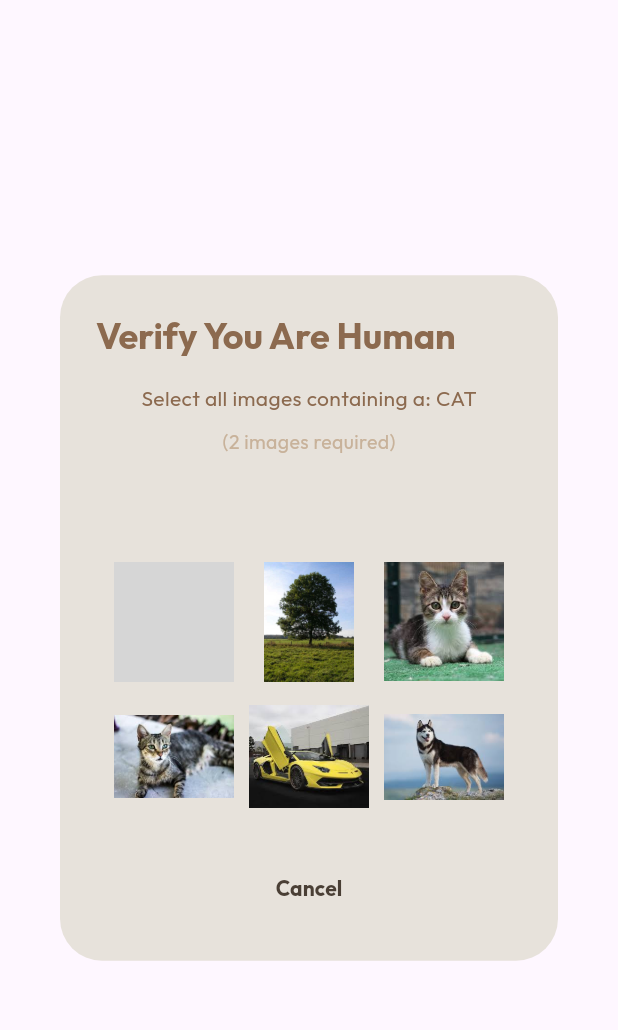
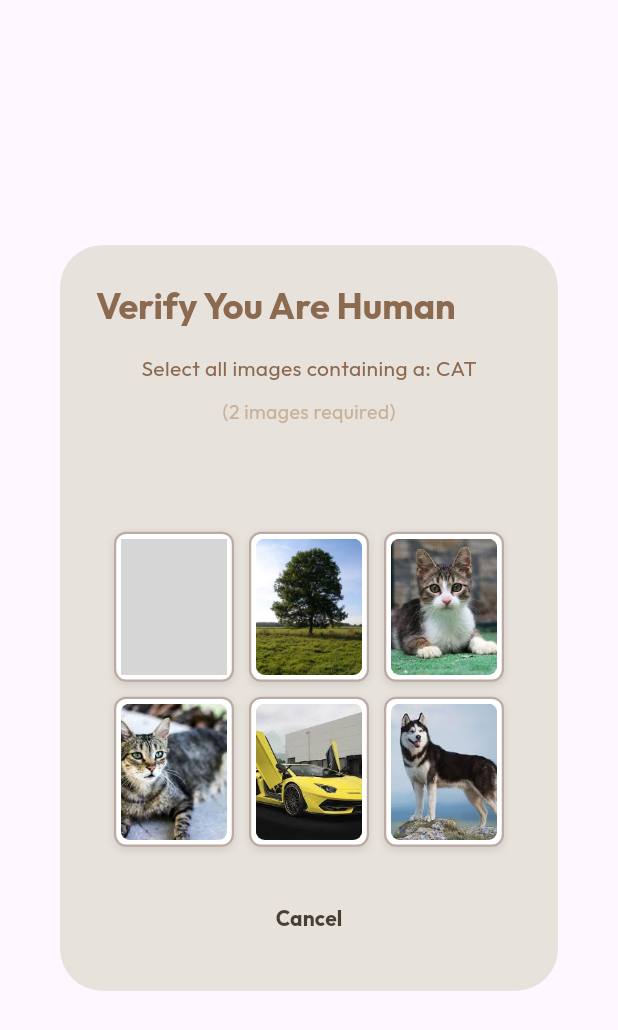
Before and after one commit to Rajaatawe/Internet_Project, a Flutter app: the CaptchaDialog widget shown alone on an empty page, opened directly, on a phone screen of 412 x 824 dp. Shown: the top 1030 px of the screen. Run offline on Flutter 3.47's test engine with Material 3 defaults, Android fonts, the phone set to English and light mode, and no system bars; our stand-ins replace buttons_tabbar, dio, email_validator, equatable, file_picker, firebase_core and 8 more; accounts and stored records are empty; network calls fail; project files that could hold a hidden picture were left out; grey boxes are pictures that could not be loaded.

Commit message:
Design the captcha dialog

```diff
--- a/lib/core/services/generalized_api.dart
+++ b/lib/core/services/generalized_api.dart
@@ -52,6 +52,8 @@ class RemoteService {
       );
       if (isResponseEncrypted) {
         debugPrint("encrypted response");
+                print(",,,,,,,,,,,,,,,,,,,,,,,,,,,,,,,,,,,,,,,,,,,,,,,,,,");
+
       }
       debugPrint('response is $response');
 
@@ -60,12 +62,19 @@ class RemoteService {
           response.statusCode!, response.data)) {
 
         final userMap = response.data["message"]["user"];
+        print(",,,,,,,,,,,,,,,,,,,,,,,,,,,,,,,,,,,,,,,,,,,,,,,,,,");
            print('object1');
+                      print('object1');
+
         final token = response.data["message"]["token"];
         print('object2');
+                print('object2');
+
         final user = fromJson(userMap);
         print(userMap);
-print('object');
+           print('object');
+                      print('object');
+
         await appConstProvider.saveUser(userMap);
 
         if (token != null) {
--- a/lib/features/auth/widgets/captcha_dialog.dart
+++ b/lib/features/auth/widgets/captcha_dialog.dart
@@ -15,6 +15,8 @@ class _CaptchaDialogState extends State<CaptchaDialog> {
   late String targetLabel;
   late List<String> selectedLabels;
   late List<String> correctLabels;
+
+  late List<int> selectedIndexes;
 
   @override
   void initState() {
@@ -34,21 +36,22 @@ class _CaptchaDialogState extends State<CaptchaDialog> {
 
     images.shuffle();
 
-    // Pick a label that appears more than once (cat or dog)
     List<String> possible = ['cat', 'dog'];
     targetLabel = possible[Random().nextInt(possible.length)];
 
-    // Correct labels = all matching images
     correctLabels = images
         .where((img) => img['label'] == targetLabel)
         .map((e) => e['label']!)
         .toList();
 
     selectedLabels = [];
+    selectedIndexes = [];
   }
 
-  void checkSelection(String label) {
-    selectedLabels.add(label);
+  void checkSelection(int index, String label) {
+    if (selectedIndexes.contains(index)) return;
+
+    selectedIndexes.add(index);
 
     if (label != targetLabel) {
       ScaffoldMessenger.of(context).showSnackBar(
@@ -61,10 +64,13 @@ class _CaptchaDialogState extends State<CaptchaDialog> {
       return;
     }
 
-    // If user selected all required correct images
+    selectedLabels.add(label);
+
     if (selectedLabels.length == correctLabels.length) {
       Navigator.pop(context, true);
     }
+
+    setState(() {});
   }
 
   @override
@@ -73,7 +79,7 @@ class _CaptchaDialogState extends State<CaptchaDialog> {
       backgroundColor: whiteBrown,
       title: const Text(
         "Verify You Are Human",
-        style:  TextStyle(
+        style: TextStyle(
           fontWeight: FontWeight.bold,
           color: primaryColor,
         ),
@@ -83,9 +89,7 @@ class _CaptchaDialogState extends State<CaptchaDialog> {
         children: [
           Text(
             "Select all images containing a: ${targetLabel.toUpperCase()}",
-            style: const TextStyle(
-              color: primaryColor,
-            ),
+            style: const TextStyle(color: primaryColor),
           ),
           const SizedBox(height: 10),
           Text(
@@ -93,23 +97,65 @@ class _CaptchaDialogState extends State<CaptchaDialog> {
             style: TextStyle(color: thirdColor, fontSize: 13),
           ),
           const SizedBox(height: 70),
-          Wrap(
-            spacing: 10,
-            runSpacing: 10,
-            children: images.map((img) {
-              return InkWell(
-                onTap: () => checkSelection(img['label']!),
-                child: Image.asset(img['path']!, width: 80, height: 80),
-              );
-            }).toList(),
+
+         Wrap(
+  spacing: 10,
+  runSpacing: 10,
+  children: List.generate(images.length, (index) {
+    final img = images[index];
+    final isSelected = selectedIndexes.contains(index);
+
+    return InkWell(
+      onTap: () => checkSelection(index, img['label']!),
+      child: Container(
+        width: 80,
+        height: 100,
+        padding: EdgeInsets.all(3),
+        decoration: BoxDecoration(
+          color: Colors.white,
+          borderRadius: BorderRadius.circular(8),
+
+          border: Border.all(
+            color: isSelected ? primaryColor : Colors.brown.shade200,
+            width: isSelected ? 3 : 1.5,
           ),
+
+          boxShadow: [
+            BoxShadow(
+              color: Colors.black.withOpacity(0.1),
+              blurRadius: 4,
+              offset: Offset(0, 2),
+            )
+          ],
+        ),
+        child: Opacity(
+          opacity: isSelected ? 0.4 : 1.0,
+          child: ClipRRect(
+            borderRadius: BorderRadius.circular(6),
+            child: Image.asset(
+              img['path']!,
+              fit: BoxFit.cover,
+            ),
+          ),
+        ),
+      ),
+    );
+  }),
+),
+
         ],
       ),
       actions: [
         Center(
           child: TextButton(
             onPressed: () => Navigator.pop(context, false),
-            child: const Text("Cancel", style: const TextStyle(fontWeight: FontWeight.bold, color: darkBrown),),
+            child: const Text(
+              "Cancel",
+              style: TextStyle(
+                fontWeight: FontWeight.bold,
+                color: darkBrown,
+              ),
+            ),
           ),
         ),
       ],
```
